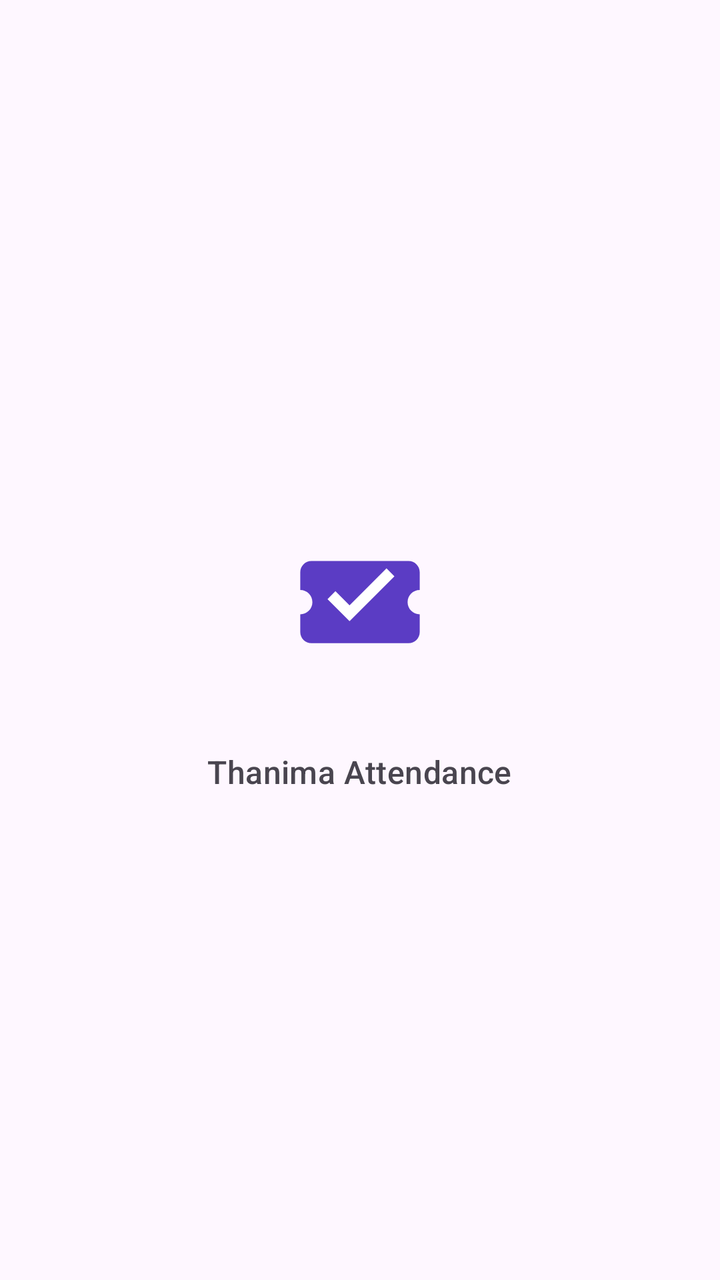
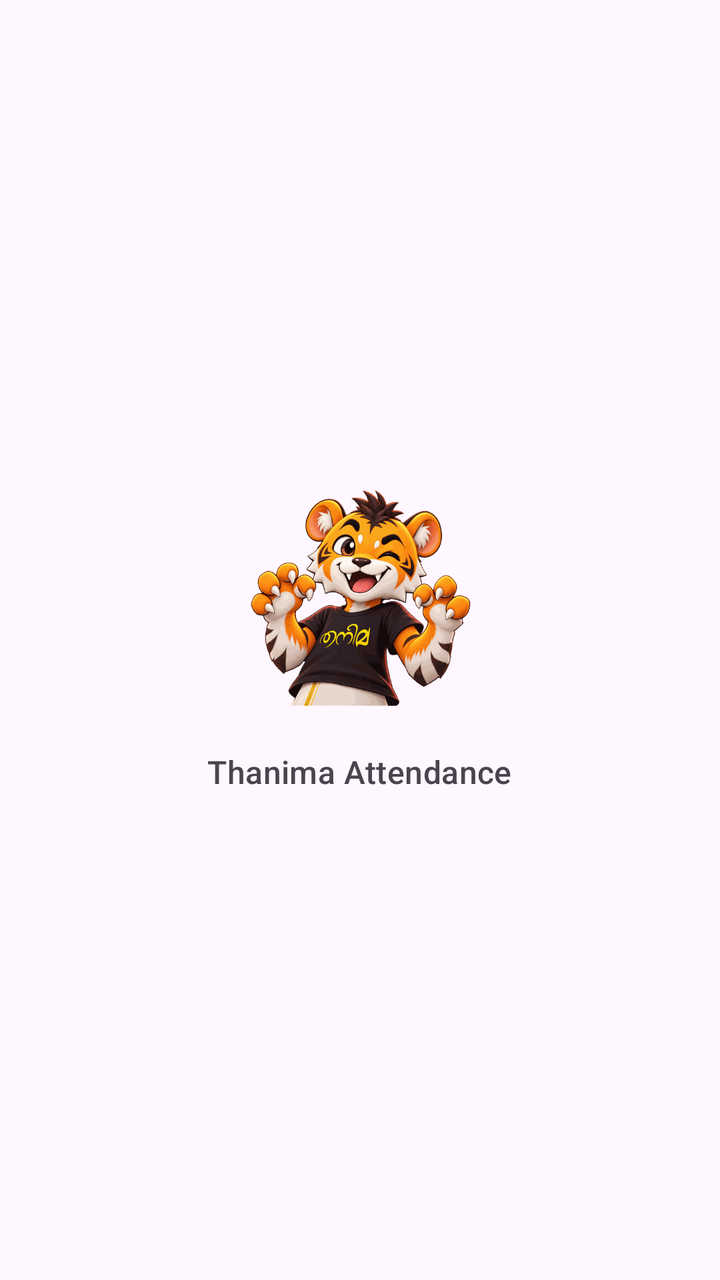

Two renders of the same Android screen: before a commit and after it. Below are the layout's source before the change and the commit's diff.
<!-- AndroidManifest.xml: activity theme Theme.App.Splash -->
<!-- res/layout/activity_main.xml -->
<?xml version="1.0" encoding="utf-8"?>
<FrameLayout xmlns:android="http://schemas.android.com/apk/res/android"
    xmlns:app="http://schemas.android.com/apk/res-auto"
    android:layout_width="match_parent"
    android:layout_height="match_parent"
    android:background="?attr/colorSurface">

    <FrameLayout
        android:id="@+id/nav_host"
        android:layout_width="match_parent"
        android:layout_height="match_parent" />

    <LinearLayout
        android:id="@+id/splash"
        android:layout_width="match_parent"
        android:layout_height="match_parent"
        android:background="?attr/colorSurface"
        android:gravity="center"
        android:orientation="vertical">

        <ImageView
            android:layout_width="112dp"
            android:layout_height="112dp"
            android:contentDescription="@string/app_name"
            android:src="@drawable/avd_logo_pulse" />

        <TextView
            android:layout_width="wrap_content"
            android:layout_height="wrap_content"
            android:layout_marginTop="20dp"
            android:text="@string/app_name"
            android:textAppearance="?attr/textAppearanceTitleMedium"
            android:textColor="?attr/colorOnSurfaceVariant" />
    </LinearLayout>
</FrameLayout>
<!-- resources referenced by this layout -->
<resources>
  <!-- drawable avd_logo_pulse (drawable) -->
  <?xml version="1.0" encoding="utf-8"?>
  <animated-vector xmlns:android="http://schemas.android.com/apk/res/android"
      android:drawable="@drawable/ic_logo">
      <target android:name="mark" android:animation="@animator/pulse" />
  </animated-vector>
  <string name="app_name">Thanima Attendance</string>
  <style name="Theme.App.Splash" parent="Theme.App">
          <item name="android:windowBackground">@drawable/splash_background</item>
          <item name="android:windowSplashScreenBackground" tools:targetApi="s">?attr/colorSurface</item>
          <item name="android:windowSplashScreenAnimatedIcon" tools:targetApi="s">@drawable/ic_logo</item>
      </style>
  <!-- drawable ic_logo (drawable) -->
  <vector xmlns:android="http://schemas.android.com/apk/res/android"
      android:width="108dp" android:height="108dp"
      android:viewportWidth="108" android:viewportHeight="108">
      
      <group android:name="mark" android:pivotX="54" android:pivotY="56">
          <path android:fillColor="?attr/colorPrimary"
              android:pathData="M28,34h52c3.31,0 6,2.69 6,6v9.5c-3.59,0 -6.5,2.91 -6.5,6.5s2.91,6.5 6.5,6.5V72c0,3.31 -2.69,6 -6,6H28c-3.31,0 -6,-2.69 -6,-6v-9.5c3.59,0 6.5,-2.91 6.5,-6.5s-2.91,-6.5 -6.5,-6.5V40C22,36.69 24.69,34 28,34Z" />
          <path android:fillColor="?attr/colorOnPrimary"
              android:pathData="M48.4,66.2L36.6,54.4l4.24,-4.25 7.56,7.56 19.8,-19.8 4.24,4.25 -24.04,24.04Z" />
      </group>
  </vector>
  <!-- drawable splash_background (drawable) -->
  <?xml version="1.0" encoding="utf-8"?>
  <layer-list xmlns:android="http://schemas.android.com/apk/res/android">
      <item android:drawable="@color/md_surface" />
      <item
          android:width="120dp"
          android:height="120dp"
          android:drawable="@drawable/ic_logo"
          android:gravity="center" />
  </layer-list>
  <color name="md_primary">#5B3CC4</color>
  <color name="md_on_primary">#FFFFFF</color>
  <color name="md_primary_container">#E6DEFF</color>
  <color name="md_on_primary_container">#1B0064</color>
  <color name="md_secondary">#625B71</color>
  <color name="md_on_secondary">#FFFFFF</color>
  <color name="md_secondary_container">#E8DEF8</color>
  <color name="md_on_secondary_container">#1E192B</color>
  <color name="md_tertiary">#7D5260</color>
  <color name="md_on_tertiary">#FFFFFF</color>
  <color name="md_tertiary_container">#FFD8E4</color>
  <color name="md_on_tertiary_container">#31111D</color>
  <color name="md_error">#B3261E</color>
  <color name="md_on_error">#FFFFFF</color>
  <color name="md_error_container">#F9DEDC</color>
  <color name="md_on_error_container">#410E0B</color>
  <color name="md_background">#FEF7FF</color>
  <color name="md_on_background">#1D1B20</color>
  <color name="md_surface">#FEF7FF</color>
  <color name="md_on_surface">#1D1B20</color>
  <color name="md_surface_variant">#E7E0EC</color>
  <color name="md_on_surface_variant">#49454F</color>
  <color name="md_outline">#79747E</color>
  <color name="md_outline_variant">#CAC4D0</color>
  <style name="Animation.App.Window" parent="@android:style/Animation.Activity">
          <item name="android:activityOpenEnterAnimation">@anim/fade_in</item>
          <item name="android:activityOpenExitAnimation">@anim/fade_out</item>
          <item name="android:activityCloseEnterAnimation">@anim/fade_in</item>
          <item name="android:activityCloseExitAnimation">@anim/fade_out</item>
      </style>
  <!-- unchanged entries left out for length: 1 -->
</resources>

<!-- the commit's change to res/layout/activity_main.xml (unified diff, before → after) -->
@@ -22,7 +22,7 @@
             android:layout_width="112dp"
             android:layout_height="112dp"
             android:contentDescription="@string/app_name"
-            android:src="@drawable/avd_logo_pulse" />
+            android:src="@drawable/ic_rambo" />
 
         <TextView
             android:layout_width="wrap_content"
<!-- resource entries referenced after the edit -->
@@ -1,29 +1,12 @@
 <!-- resources referenced by this layout -->
 <resources>
-  <!-- drawable avd_logo_pulse (drawable) -->
-  <?xml version="1.0" encoding="utf-8"?>
-  <animated-vector xmlns:android="http://schemas.android.com/apk/res/android"
-      android:drawable="@drawable/ic_logo">
-      <target android:name="mark" android:animation="@animator/pulse" />
-  </animated-vector>
+  <!-- drawable ic_rambo: png bitmap (drawable-xxxhdpi, 64400 bytes) -->
   <string name="app_name">Thanima Attendance</string>
   <style name="Theme.App.Splash" parent="Theme.App">
           <item name="android:windowBackground">@drawable/splash_background</item>
           <item name="android:windowSplashScreenBackground" tools:targetApi="s">?attr/colorSurface</item>
-          <item name="android:windowSplashScreenAnimatedIcon" tools:targetApi="s">@drawable/ic_logo</item>
+          <item name="android:windowSplashScreenAnimatedIcon" tools:targetApi="s">@drawable/ic_rambo</item>
       </style>
-  <!-- drawable ic_logo (drawable) -->
-  <vector xmlns:android="http://schemas.android.com/apk/res/android"
-      android:width="108dp" android:height="108dp"
-      android:viewportWidth="108" android:viewportHeight="108">
-      
-      <group android:name="mark" android:pivotX="54" android:pivotY="56">
-          <path android:fillColor="?attr/colorPrimary"
-              android:pathData="M28,34h52c3.31,0 6,2.69 6,6v9.5c-3.59,0 -6.5,2.91 -6.5,6.5s2.91,6.5 6.5,6.5V72c0,3.31 -2.69,6 -6,6H28c-3.31,0 -6,-2.69 -6,-6v-9.5c3.59,0 6.5,-2.91 6.5,-6.5s-2.91,-6.5 -6.5,-6.5V40C22,36.69 24.69,34 28,34Z" />
-          <path android:fillColor="?attr/colorOnPrimary"
-              android:pathData="M48.4,66.2L36.6,54.4l4.24,-4.25 7.56,7.56 19.8,-19.8 4.24,4.25 -24.04,24.04Z" />
-      </group>
-  </vector>
   <!-- drawable splash_background (drawable) -->
   <?xml version="1.0" encoding="utf-8"?>
   <layer-list xmlns:android="http://schemas.android.com/apk/res/android">
@@ -31,7 +14,7 @@
       <item
           android:width="120dp"
           android:height="120dp"
-          android:drawable="@drawable/ic_logo"
+          android:drawable="@drawable/ic_rambo"
           android:gravity="center" />
   </layer-list>
   <color name="md_primary">#5B3CC4</color>
